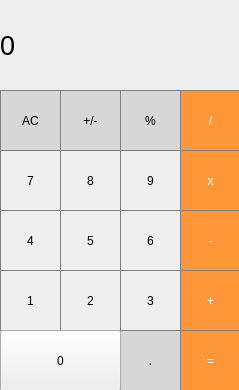
The window that mainwindow.ui (dima217/Calculator) describes before a commit, drawn with Qt 5.
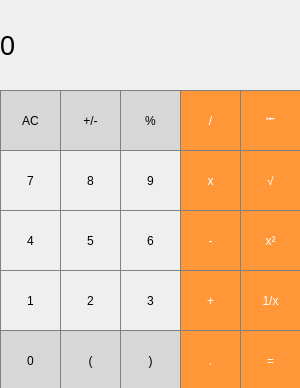
The same window after the commit.

Commit message: Sec: Adding class 'actions'

```diff
--- a/mainwindow.ui
+++ b/mainwindow.ui
@@ -6,8 +6,8 @@
    <rect>
     <x>0</x>
     <y>0</y>
-    <width>239</width>
-    <height>390</height>
+    <width>300</width>
+    <height>388</height>
    </rect>
   </property>
   <property name="windowTitle">
@@ -19,7 +19,7 @@
      <rect>
       <x>0</x>
       <y>0</y>
-      <width>244</width>
+      <width>301</width>
       <height>91</height>
      </rect>
     </property>
@@ -411,7 +411,7 @@
    <widget class="QPushButton" name="Pb_tochka">
     <property name="geometry">
      <rect>
-      <x>120</x>
+      <x>180</x>
       <y>330</y>
       <width>61</width>
       <height>61</height>
@@ -419,13 +419,16 @@
     </property>
     <property name="styleSheet">
      <string notr="true">QPushButton {
-  background-color: rgb(215, 215, 215);
+  background-color: rgb(255, 151, 57);
+  color: white; 
   border: 1px solid gray;
 }
+
 QPushButton:pressed {
     background-color: qlineargradient(x1: 0, y1: 0, x2: 0, y2: 1,
-                                      stop: 0 #BEBEBE, stop: 1 #D7D7D7);
-}</string>
+                                      stop: 0 #FF7832, stop: 1 #FF9739);
+}
+</string>
     </property>
     <property name="text">
      <string>.</string>
@@ -434,7 +437,7 @@
    <widget class="QPushButton" name="Pb_ruvn">
     <property name="geometry">
      <rect>
-      <x>180</x>
+      <x>240</x>
       <y>330</y>
       <width>61</width>
       <height>61</height>
@@ -462,14 +465,194 @@
      <rect>
       <x>0</x>
       <y>330</y>
-      <width>121</width>
+      <width>61</width>
       <height>61</height>
      </rect>
     </property>
+    <property name="styleSheet">
+     <string notr="true">QPushButton {
+  background-color: rgb(215, 215, 215);
+  border: 1px solid gray;
+}
+QPushButton:pressed {
+    background-color: qlineargradient(x1: 0, y1: 0, x2: 0, y2: 1,
+                                      stop: 0 #BEBEBE, stop: 1 #D7D7D7);
+}</string>
+    </property>
     <property name="text">
      <string>0</string>
     </property>
    </widget>
+   <widget class="QPushButton" name="Pb_k">
+    <property name="geometry">
+     <rect>
+      <x>240</x>
+      <y>150</y>
+      <width>61</width>
+      <height>61</height>
+     </rect>
+    </property>
+    <property name="styleSheet">
+     <string notr="true">QPushButton {
+  background-color: rgb(255, 151, 57);
+  color: white; 
+  border: 1px solid gray;
+}
+
+QPushButton:pressed {
+    background-color: qlineargradient(x1: 0, y1: 0, x2: 0, y2: 1,
+                                      stop: 0 #FF7832, stop: 1 #FF9739);
+}
+</string>
+    </property>
+    <property name="text">
+     <string>√</string>
+    </property>
+   </widget>
+   <widget class="QPushButton" name="Pb_backspace">
+    <property name="geometry">
+     <rect>
+      <x>240</x>
+      <y>90</y>
+      <width>61</width>
+      <height>61</height>
+     </rect>
+    </property>
+    <property name="styleSheet">
+     <string notr="true">QPushButton {
+	font: 12pt &quot;MS Shell Dlg 2&quot;;
+  background-color: rgb(255, 151, 57);
+  color: white; 
+  border: 1px solid gray;
+}
+
+QPushButton:pressed {
+    background-color: qlineargradient(x1: 0, y1: 0, x2: 0, y2: 1,
+                                      stop: 0 #FF7832, stop: 1 #FF9739);
+}
+</string>
+    </property>
+    <property name="text">
+     <string>⭰</string>
+    </property>
+   </widget>
+   <widget class="QPushButton" name="Pb_step">
+    <property name="geometry">
+     <rect>
+      <x>240</x>
+      <y>210</y>
+      <width>61</width>
+      <height>61</height>
+     </rect>
+    </property>
+    <property name="styleSheet">
+     <string notr="true">QPushButton {
+  background-color: rgb(255, 151, 57);
+  color: white; 
+  border: 1px solid gray;
+}
+
+QPushButton:pressed {
+    background-color: qlineargradient(x1: 0, y1: 0, x2: 0, y2: 1,
+                                      stop: 0 #FF7832, stop: 1 #FF9739);
+}
+</string>
+    </property>
+    <property name="text">
+     <string>x²</string>
+    </property>
+   </widget>
+   <widget class="QPushButton" name="Pb_prot">
+    <property name="geometry">
+     <rect>
+      <x>240</x>
+      <y>270</y>
+      <width>61</width>
+      <height>61</height>
+     </rect>
+    </property>
+    <property name="styleSheet">
+     <string notr="true">QPushButton {
+  background-color: rgb(255, 151, 57);
+  color: white; 
+  border: 1px solid gray;
+}
+
+QPushButton:pressed {
+    background-color: qlineargradient(x1: 0, y1: 0, x2: 0, y2: 1,
+                                      stop: 0 #FF7832, stop: 1 #FF9739);
+}
+</string>
+    </property>
+    <property name="text">
+     <string>1/x</string>
+    </property>
+   </widget>
+   <widget class="QPushButton" name="leftS">
+    <property name="geometry">
+     <rect>
+      <x>60</x>
+      <y>330</y>
+      <width>61</width>
+      <height>61</height>
+     </rect>
+    </property>
+    <property name="cursor">
+     <cursorShape>IBeamCursor</cursorShape>
+    </property>
+    <property name="styleSheet">
+     <string notr="true">QPushButton {
+  background-color: rgb(215, 215, 215);
+  border: 1px solid gray;
+}
+QPushButton:pressed {
+    background-color: qlineargradient(x1: 0, y1: 0, x2: 0, y2: 1,
+                                      stop: 0 #BEBEBE, stop: 1 #D7D7D7);
+}</string>
+    </property>
+    <property name="text">
+     <string>(</string>
+    </property>
+   </widget>
+   <widget class="QPushButton" name="rightS">
+    <property name="geometry">
+     <rect>
+      <x>120</x>
+      <y>330</y>
+      <width>61</width>
+      <height>61</height>
+     </rect>
+    </property>
+    <property name="styleSheet">
+     <string notr="true">QPushButton {
+  background-color: rgb(215, 215, 215);
+  border: 1px solid gray;
+}
+QPushButton:pressed {
+    background-color: qlineargradient(x1: 0, y1: 0, x2: 0, y2: 1,
+                                      stop: 0 #BEBEBE, stop: 1 #D7D7D7);
+}</string>
+    </property>
+    <property name="text">
+     <string>)</string>
+    </property>
+   </widget>
+   <widget class="QLabel" name="equastionSh">
+    <property name="geometry">
+     <rect>
+      <x>0</x>
+      <y>0</y>
+      <width>301</width>
+      <height>41</height>
+     </rect>
+    </property>
+    <property name="styleSheet">
+     <string notr="true">font: 10pt &quot;MS Sans Serif&quot;;</string>
+    </property>
+    <property name="text">
+     <string/>
+    </property>
+   </widget>
   </widget>
  </widget>
  <resources/>
```
Left out of the diff: 4 changed lines with no effect on the pictures. The commit also changes 6 other files.
